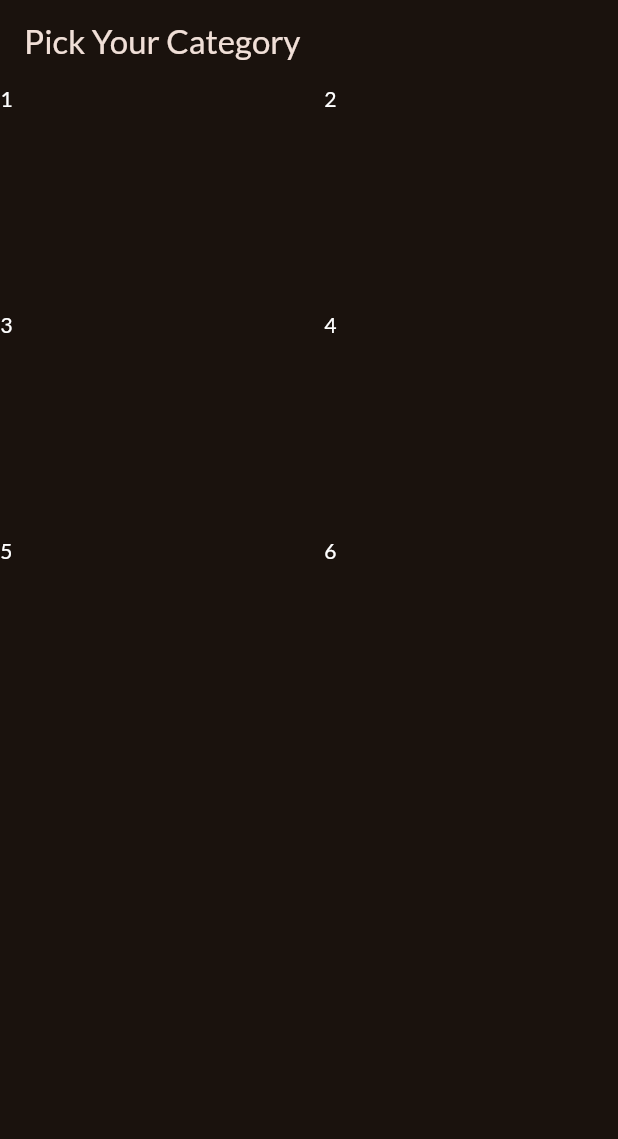
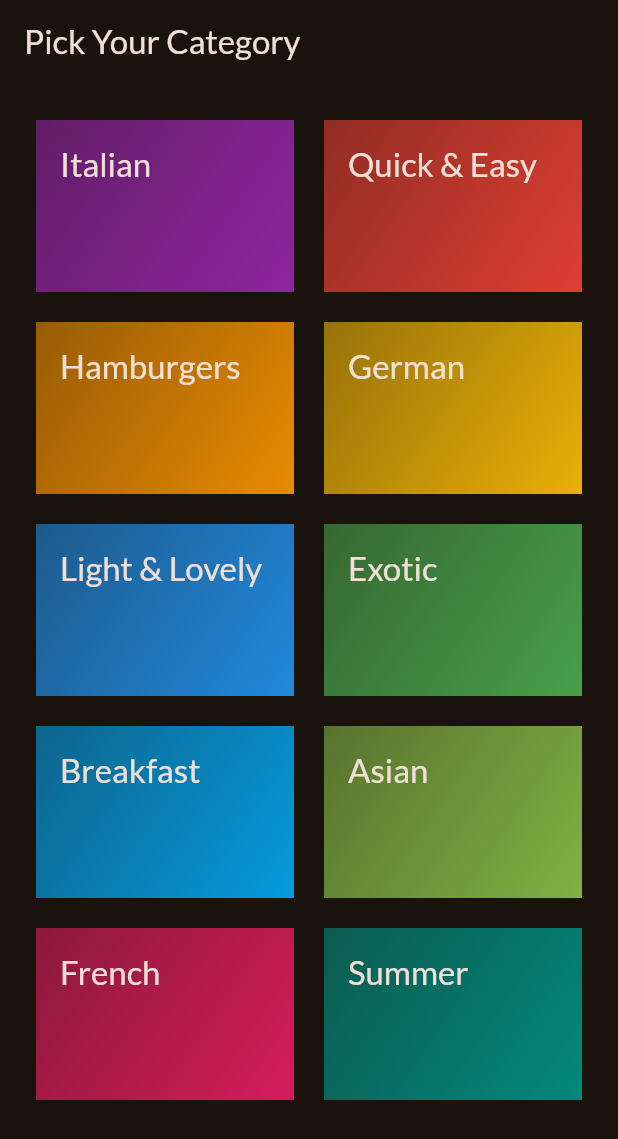
Before and after one commit to ammarabid29/flutterMealApp, a Flutter app: the screen it shows after launch, on a phone screen of 412 x 824 dp. Shown: the top 1139 px of the screen. Run offline on Flutter 3.47's test engine with Material 2 defaults, Android fonts, the phone set to English and light mode, and no system bars; our stand-ins replace google_fonts.

Commit message:
dsiplay category

```diff
--- /dev/null
+++ b/lib/data/dummy_data.dart
@@ -0,0 +1,56 @@
+import 'package:flutter/material.dart';
+
+import 'package:meals/models/category.dart';
+
+const availableCategories = [
+  Category(
+    id: 'c1',
+    title: 'Italian',
+    color: Colors.purple,
+  ),
+  Category(
+    id: 'c2',
+    title: 'Quick & Easy',
+    color: Colors.red,
+  ),
+  Category(
+    id: 'c3',
+    title: 'Hamburgers',
+    color: Colors.orange,
+  ),
+  Category(
+    id: 'c4',
+    title: 'German',
+    color: Colors.amber,
+  ),
+  Category(
+    id: 'c5',
+    title: 'Light & Lovely',
+    color: Colors.blue,
+  ),
+  Category(
+    id: 'c6',
+    title: 'Exotic',
+    color: Colors.green,
+  ),
+  Category(
+    id: 'c7',
+    title: 'Breakfast',
+    color: Colors.lightBlue,
+  ),
+  Category(
+    id: 'c8',
+    title: 'Asian',
+    color: Colors.lightGreen,
+  ),
+  Category(
+    id: 'c9',
+    title: 'French',
+    color: Colors.pink,
+  ),
+  Category(
+    id: 'c10',
+    title: 'Summer',
+    color: Colors.teal,
+  ),
+];
--- a/lib/main.dart
+++ b/lib/main.dart
@@ -1,7 +1,7 @@
 import 'package:flutter/material.dart';
 
 import 'package:google_fonts/google_fonts.dart';
-import 'package:meals/categories.dart';
+import 'package:meals/screens/categories.dart';
 
 final theme = ThemeData(
   useMaterial3: true,
--- /dev/null
+++ b/lib/models/category.dart
@@ -0,0 +1,13 @@
+import 'package:flutter/material.dart';
+
+class Category {
+  final String id;
+  final String title;
+  final Color color;
+
+  const Category({
+    required this.id,
+    required this.title,
+    this.color = Colors.orange,
+  });
+}
--- a/lib/categories.dart
+++ b/lib/screens/categories.dart
@@ -1,4 +1,6 @@
 import 'package:flutter/material.dart';
+import 'package:meals/data/dummy_data.dart';
+import 'package:meals/widgets/category_grid_item.dart';
 
 class CategoriesScreen extends StatelessWidget {
   const CategoriesScreen({super.key});
@@ -10,19 +12,19 @@ class CategoriesScreen extends StatelessWidget {
         title: const Text("Pick Your Category"),
       ),
       body: GridView(
+        padding: const EdgeInsets.all(24),
         gridDelegate: const SliverGridDelegateWithFixedCrossAxisCount(
           crossAxisCount: 2,
           mainAxisSpacing: 20,
           crossAxisSpacing: 20,
           childAspectRatio: 3 / 2,
         ),
-        children: const [
-          Text("1", style: TextStyle(color: Colors.white)),
-          Text("2", style: TextStyle(color: Colors.white)),
-          Text("3", style: TextStyle(color: Colors.white)),
-          Text("4", style: TextStyle(color: Colors.white)),
-          Text("5", style: TextStyle(color: Colors.white)),
-          Text("6", style: TextStyle(color: Colors.white)),
+        children: [
+          // availableCategories
+          //     .map((category) => CategoryGridItem(category: category))
+          //     .toList(),
+          for (final category in availableCategories)
+            CategoryGridItem(category: category),
         ],
       ),
     );
--- /dev/null
+++ b/lib/widgets/category_grid_item.dart
@@ -0,0 +1,30 @@
+import 'package:flutter/material.dart';
+import 'package:meals/models/category.dart';
+
+class CategoryGridItem extends StatelessWidget {
+  final Category category;
+  const CategoryGridItem({super.key, required this.category});
+
+  @override
+  Widget build(BuildContext context) {
+    return Container(
+      padding: const EdgeInsets.all(16),
+      decoration: BoxDecoration(
+        gradient: LinearGradient(
+          colors: [
+            category.color.withOpacity(0.55),
+            category.color.withOpacity(0.9),
+          ],
+          begin: Alignment.topLeft,
+          end: Alignment.bottomRight,
+        ),
+      ),
+      child: Text(
+        category.title,
+        style: Theme.of(context).textTheme.titleLarge!.copyWith(
+              color: Theme.of(context).colorScheme.onBackground,
+            ),
+      ),
+    );
+  }
+}
```
